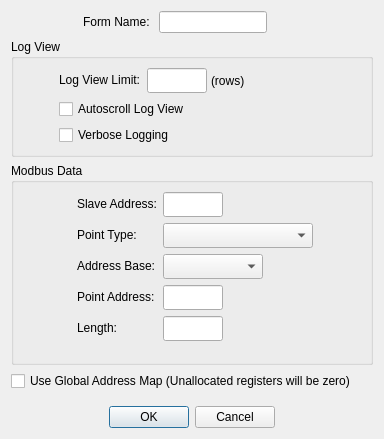
Before: the Qt Designer form omodsim/dialogs/dialogdisplaydefinition.ui in sanny32/OpenModSim, drawn with Qt 5.
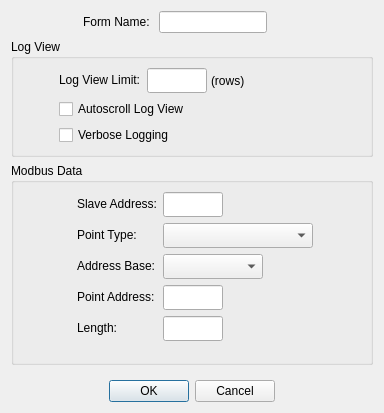
After: the same form once the commit is applied. Custom widgets are drawn as their Qt base class.

```diff
--- a/omodsim/dialogs/dialogdisplaydefinition.ui
+++ b/omodsim/dialogs/dialogdisplaydefinition.ui
@@ -7,7 +7,7 @@
     <x>0</x>
     <y>0</y>
     <width>384</width>
-    <height>439</height>
+    <height>413</height>
    </rect>
   </property>
   <property name="windowTitle">
@@ -306,13 +306,6 @@
      </layout>
     </widget>
    </item>
-   <item>
-    <widget class="QCheckBox" name="checkBoxGlobalMap">
-     <property name="text">
-      <string>Use Global Address Map (Unallocated registers will be zero)</string>
-     </property>
-    </widget>
-   </item>
    <item>
     <spacer name="verticalSpacer">
      <property name="orientation">
```
